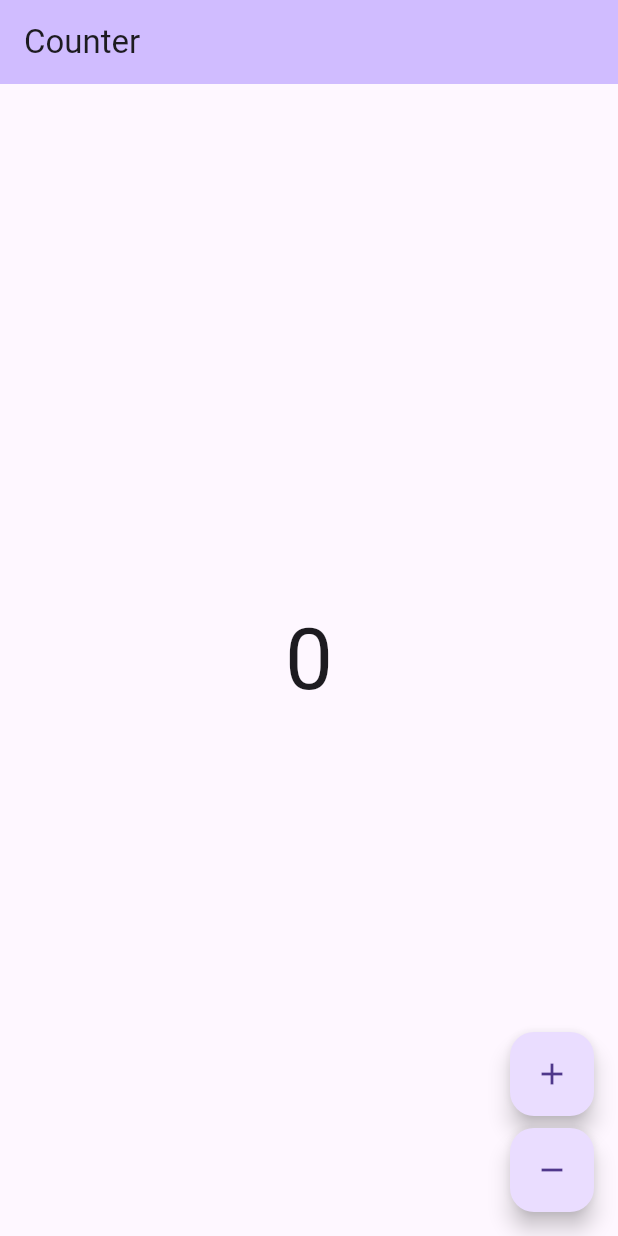
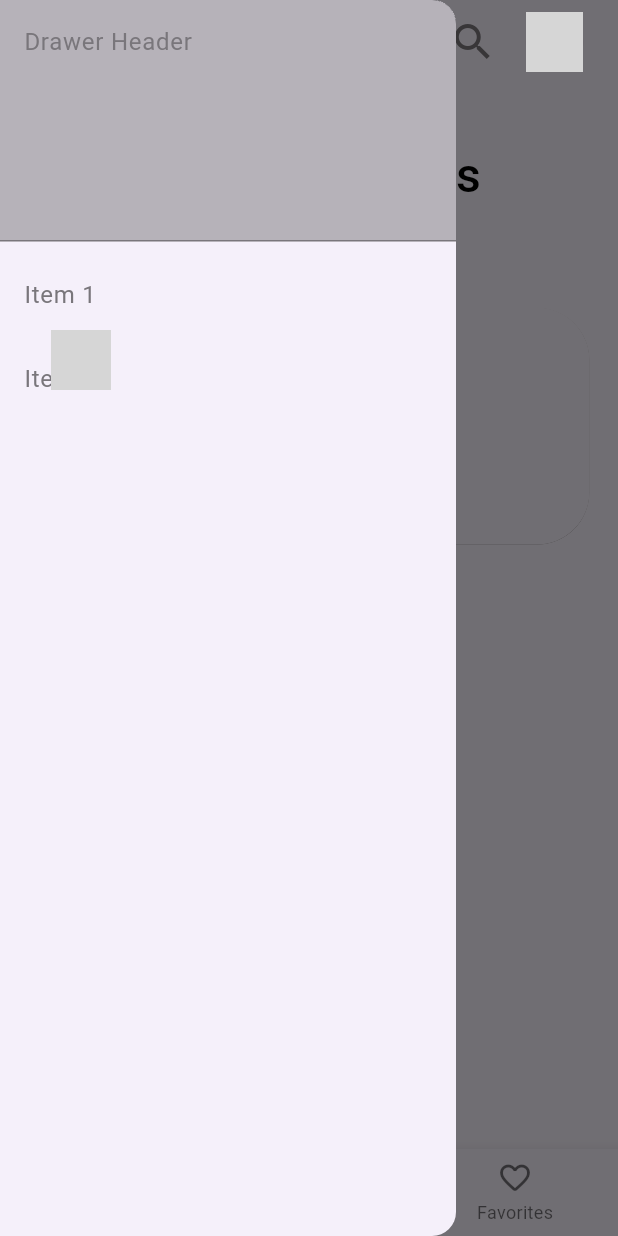
Before and after one commit to MatiasSanchez48/Second-Brain, a Flutter app: the screen it shows after launch, with the side drawer open (before the commit the screen has no drawer), on a phone screen of 412 x 824 dp. Run offline on Flutter 3.47's test engine with Material 3 defaults, Android fonts, the phone set to English and light mode, and no system bars; our stand-ins replace bloc, go_router; generated files the repository leaves out were written again; network calls fail; grey boxes are pictures that could not be loaded.

Commit message:
advances: routes,settings,colorSheme, pages, goroutes and scaffolds

```diff
--- /dev/null
+++ b/lib/app/router/router.dart
@@ -0,0 +1,24 @@
+import 'package:go_router/go_router.dart';
+import 'package:second_brain/features/features.dart';
+
+final GoRouter router = GoRouter(
+  routes: <RouteBase>[
+    ShellRoute(
+      builder: (context, state, child) => DashboardPage(child: child),
+      routes: [
+        GoRoute(
+          path: '/',
+          builder: (context, state) => const HomePage(),
+        ),
+        GoRoute(
+          path: '/Note',
+          builder: (context, state) => const NotePage(),
+        ),
+        GoRoute(
+          path: '/Favorite',
+          builder: (context, state) => const FavoritePage(),
+        ),
+      ],
+    ),
+  ],
+);
--- a/lib/app/view/app.dart
+++ b/lib/app/view/app.dart
@@ -1,22 +1,23 @@
 import 'package:flutter/material.dart';
-import 'package:second_brain/counter/counter.dart';
-import 'package:second_brain/l10n/l10n.dart';
+import 'package:second_brain/app/router/router.dart';
+import 'package:second_brain/l10n/gen/app_localizations.dart';
+import 'package:second_brain/utils/extensions/extensions.dart';
 
 class App extends StatelessWidget {
   const App({super.key});
 
   @override
   Widget build(BuildContext context) {
-    return MaterialApp(
+    final colorScheme = context.colorScheme;
+
+    return MaterialApp.router(
       theme: ThemeData(
-        appBarTheme: AppBarTheme(
-          backgroundColor: Theme.of(context).colorScheme.inversePrimary,
-        ),
         useMaterial3: true,
+        colorScheme: colorScheme,
       ),
       localizationsDelegates: AppLocalizations.localizationsDelegates,
       supportedLocales: AppLocalizations.supportedLocales,
-      home: const CounterPage(),
+      routerConfig: router,
     );
   }
 }
--- a/lib/counter/counter.dart
+++ /dev/null
@@ -1,2 +0,0 @@
-export 'cubit/counter_cubit.dart';
-export 'view/counter_page.dart';
--- a/lib/counter/cubit/counter_cubit.dart
+++ /dev/null
@@ -1,8 +0,0 @@
-import 'package:bloc/bloc.dart';
-
-class CounterCubit extends Cubit<int> {
-  CounterCubit() : super(0);
-
-  void increment() => emit(state + 1);
-  void decrement() => emit(state - 1);
-}
--- a/lib/counter/view/counter_page.dart
+++ /dev/null
@@ -1,55 +0,0 @@
-import 'package:flutter/material.dart';
-import 'package:flutter_bloc/flutter_bloc.dart';
-import 'package:second_brain/counter/counter.dart';
-import 'package:second_brain/l10n/l10n.dart';
-
-class CounterPage extends StatelessWidget {
-  const CounterPage({super.key});
-
-  @override
-  Widget build(BuildContext context) {
-    return BlocProvider(
-      create: (_) => CounterCubit(),
-      child: const CounterView(),
-    );
-  }
-}
-
-class CounterView extends StatelessWidget {
-  const CounterView({super.key});
-
-  @override
-  Widget build(BuildContext context) {
-    final l10n = context.l10n;
-    return Scaffold(
-      appBar: AppBar(title: Text(l10n.counterAppBarTitle)),
-      body: const Center(child: CounterText()),
-      floatingActionButton: Column(
-        mainAxisAlignment: MainAxisAlignment.end,
-        crossAxisAlignment: CrossAxisAlignment.end,
-        children: [
-          FloatingActionButton(
-            onPressed: () => context.read<CounterCubit>().increment(),
-            child: const Icon(Icons.add),
-          ),
-          const SizedBox(height: 8),
-          FloatingActionButton(
-            onPressed: () => context.read<CounterCubit>().decrement(),
-            child: const Icon(Icons.remove),
-          ),
-        ],
-      ),
-    );
-  }
-}
-
-class CounterText extends StatelessWidget {
-  const CounterText({super.key});
-
-  @override
-  Widget build(BuildContext context) {
-    final theme = Theme.of(context);
-    final count = context.select<CounterCubit, int>((cubit) => cubit.state);
-    return Text('$count', style: theme.textTheme.displayLarge);
-  }
-}
--- /dev/null
+++ b/lib/features/dashboard/dashboard_page.dart
@@ -0,0 +1,66 @@
+import 'package:flutter/material.dart';
+import 'package:go_router/go_router.dart';
+import 'package:second_brain/utils/utils.dart';
+
+class DashboardPage extends StatelessWidget {
+  const DashboardPage({required this.child, super.key});
+
+  ///
+  final Widget child;
+
+  @override
+  Widget build(BuildContext context) {
+    final colorScheme = context.colorScheme;
+
+    return Scaffold(
+      backgroundColor: colorScheme.surface,
+      body: SafeArea(child: child),
+      drawer: Drawer(
+        child: ListView(
+          padding: EdgeInsets.zero,
+          children: [
+            const DrawerHeader(
+              decoration: BoxDecoration(
+                color: Colors.black26,
+              ),
+              child: Text('Drawer Header'),
+            ),
+            ListTile(
+              title: const Text('Item 1'),
+              onTap: () {},
+            ),
+            ListTile(
+              title: const Text('Item 2'),
+              onTap: () {},
+            ),
+          ],
+        ),
+      ),
+      bottomNavigationBar: BottomNavigationBar(
+        items: const <BottomNavigationBarItem>[
+          BottomNavigationBarItem(
+            icon: Icon(Icons.home_rounded),
+            label: 'Home',
+          ),
+          BottomNavigationBarItem(
+            icon: Icon(Icons.notes_outlined),
+            label: 'Note',
+          ),
+          BottomNavigationBarItem(
+            icon: Icon(Icons.favorite_border_rounded),
+            label: 'Favorites',
+          ),
+        ],
+        selectedItemColor: Colors.amber[800],
+        onTap: (index) {
+          return switch (index) {
+            0 => context.go('/'),
+            1 => context.go('/Note'),
+            2 => context.go('/Favorite'),
+            _ => context.go('/'),
+          };
+        },
+      ),
+    );
+  }
+}
--- /dev/null
+++ b/lib/features/features.dart
@@ -0,0 +1,4 @@
+export 'dashboard/dashboard_page.dart';
+export 'favorite/favorite_page.dart';
+export 'home/home_page.dart';
+export 'note/note_page.dart';
--- /dev/null
+++ b/lib/features/home/home_page.dart
@@ -0,0 +1,151 @@
+import 'package:flutter/material.dart';
+import 'package:second_brain/utils/extensions/extensions.dart';
+
+class HomePage extends StatelessWidget {
+  const HomePage({super.key});
+
+  @override
+  Widget build(BuildContext context) {
+    final colorScheme = context.colorScheme;
+
+    return Center(
+      child: Padding(
+        padding: const EdgeInsets.symmetric(horizontal: 15),
+        child: Column(
+          crossAxisAlignment: CrossAxisAlignment.start,
+          children: [
+            const _Appbar(),
+            const SizedBox(height: 10),
+            Text(
+              'DAILY REFLECTION',
+              style: TextStyle(
+                fontSize: 16,
+                fontWeight: FontWeight.w500,
+                color: colorScheme.onSurface,
+              ),
+            ),
+            const SizedBox(height: 5),
+            Text(
+              'Curate your thoughts \ninto wisdom.',
+              style: TextStyle(
+                fontSize: 32,
+                fontWeight: FontWeight.w500,
+                color: colorScheme.scrim,
+              ),
+            ),
+            const SizedBox(height: 15),
+            Card(
+              surfaceTintColor: colorScheme.onPrimary,
+              elevation: .1,
+              shape: RoundedRectangleBorder(
+                borderRadius: BorderRadius.circular(35),
+              ),
+              child: Padding(
+                padding: const EdgeInsets.all(15),
+                child: Column(
+                  crossAxisAlignment: CrossAxisAlignment.start,
+                  children: [
+                    Row(
+                      children: [
+                        const CircleAvatar(
+                          backgroundImage: NetworkImage(
+                            'https://cdn-icons-png.flaticon.com/512/149/149071.png',
+                          ),
+                        ),
+                        const SizedBox(width: 10),
+                        Text(
+                          'John Doe',
+                          style: TextStyle(
+                            fontSize: 16,
+                            fontWeight: FontWeight.w500,
+                            color: colorScheme.scrim,
+                          ),
+                        ),
+                      ],
+                    ),
+                    Column(
+                      crossAxisAlignment: CrossAxisAlignment.start,
+                      children: [
+                        Text("asdadsadasdasdada"),
+                        Text("adsadadadadadadadadadadaadasd"),
+                      ],
+                    ),
+                    Row(
+                      children: [
+                        IconButton(
+                          onPressed: () {},
+                          icon: const Icon(
+                            Icons.thumb_up_alt_outlined,
+                          ),
+                        ),
+                        IconButton(
+                          onPressed: () {},
+                          icon: const Icon(
+                            Icons.thumb_down_alt_outlined,
+                          ),
+                        ),
+                      ],
+                    ),
+                  ],
+                ),
+              ),
+            ),
+          ],
+        ),
+      ),
+    );
+  }
+}
+
+class _Appbar extends StatelessWidget {
+  const _Appbar();
+
+  @override
+  Widget build(BuildContext context) {
+    final colorScheme = context.colorScheme;
+
+    return Row(
+      children: [
+        Expanded(
+          child: IconButton(
+            onPressed: () => Scaffold.of(context).openDrawer(),
+            icon: const Icon(
+              Icons.menu_outlined,
+              size: 30,
+            ),
+          ),
+        ),
+        Expanded(
+          flex: 4,
+          child: Text(
+            'Ethereal Archive',
+            style: TextStyle(
+              fontSize: 24,
+              fontWeight: FontWeight.w500,
+              color: colorScheme.scrim,
+            ),
+          ),
+        ),
+        Expanded(
+          child: IconButton(
+            onPressed: () {},
+            icon: const Icon(
+              Icons.search_outlined,
+              size: 32,
+            ),
+          ),
+        ),
+        Expanded(
+          child: IconButton(
+            onPressed: () {},
+            icon: const CircleAvatar(
+              backgroundImage: NetworkImage(
+                'https://cdn-icons-png.flaticon.com/512/149/149071.png',
+              ),
+            ),
+          ),
+        ),
+      ],
+    );
+  }
+}
--- /dev/null
+++ b/lib/utils/extensions/extensions.dart
@@ -0,0 +1 @@
+export 'buildcontext.dart';
--- /dev/null
+++ b/lib/utils/utils.dart
@@ -0,0 +1,2 @@
+export 'extensions/extensions.dart';
+export 'scheme_colors.dart';
--- a/pubspec.yaml
+++ b/pubspec.yaml
@@ -14,6 +14,7 @@ dependencies:
   flutter_bloc: ^9.1.1
   flutter_localizations:
     sdk: flutter
+  go_router: ^17.2.1
   hive: ^2.2.3
   intl: ^0.20.2
   riverpod: ^3.2.1
```
Also changed, not shown: lib/features/favorite/favorite_page.dart (added, +12 -0 lines), lib/features/note/note_page.dart (added, +12 -0 lines), lib/utils/extensions/buildcontext.dart (added, +7 -0 lines), lib/utils/scheme_colors.dart (added, +81 -0 lines), 3 other files.
